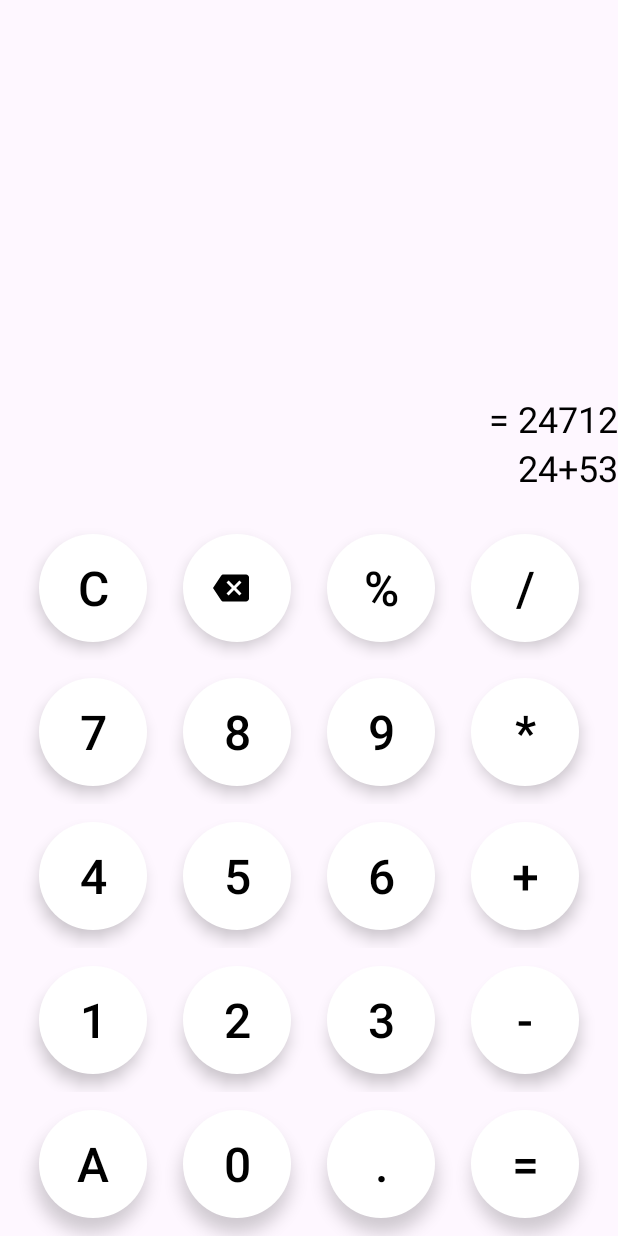
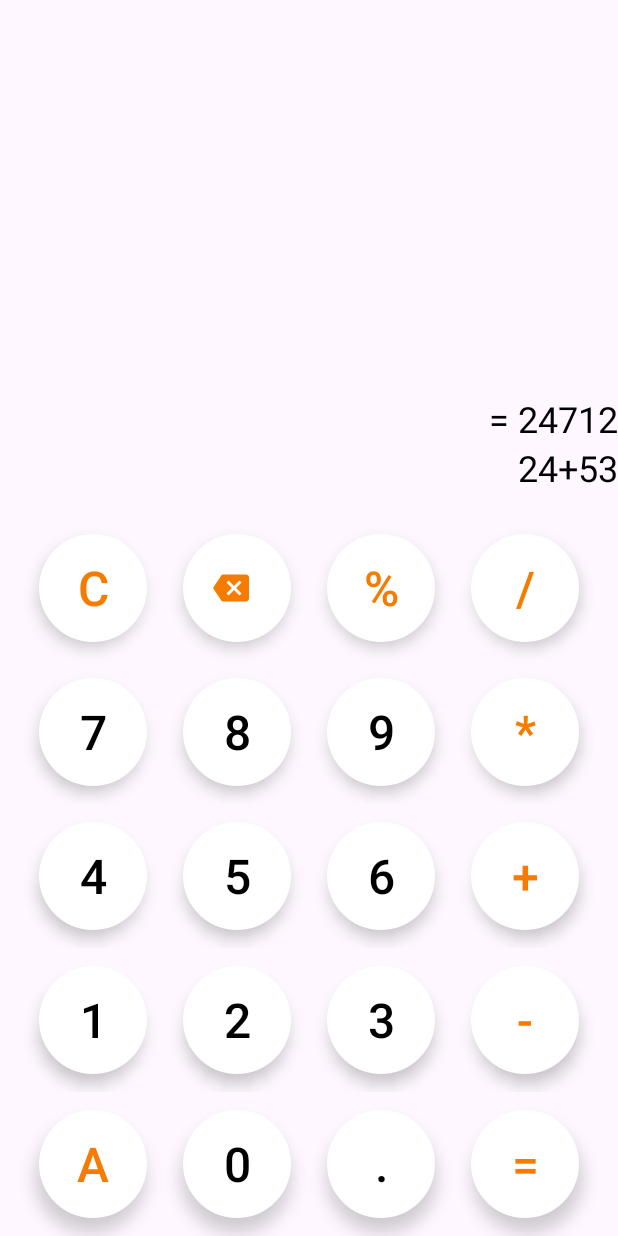
Before and after one commit to dev-satyamthakur/Basic-Calculator, an Android app: the screen it shows after launch (MainActivity), on a phone screen of 412 x 824 dp. Run offline under Robolectric (Android 15) with nearby library versions, the phone set to English and light mode, and no system bars.

Commit message:
Adding operator button style on operators

```diff
--- a/app/src/main/res/layout/activity_main.xml
+++ b/app/src/main/res/layout/activity_main.xml
@@ -48,20 +48,20 @@
             android:orientation="horizontal">
 
             <com.google.android.material.button.MaterialButton
-                style="@style/CommonButton"
+                style="@style/OperatorButton"
                 android:text="C" />
 
             <com.google.android.material.button.MaterialButton
-                style="@style/CommonButton"
+                style="@style/OperatorButton"
                 app:icon="@drawable/ic_back"
-                app:iconTint="@color/black"/>
+                app:iconTint="@color/orange"/>
 
             <com.google.android.material.button.MaterialButton
-                style="@style/CommonButton"
+                style="@style/OperatorButton"
                 android:text="%" />
 
             <com.google.android.material.button.MaterialButton
-                style="@style/CommonButton"
+                style="@style/OperatorButton"
                 android:text="/" />
 
         </LinearLayout>
@@ -85,7 +85,7 @@
                 android:text="9" />
 
             <com.google.android.material.button.MaterialButton
-                style="@style/CommonButton"
+                style="@style/OperatorButton"
                 android:text="*" />
 
         </LinearLayout>
@@ -109,7 +109,7 @@
                 android:text="6" />
 
             <com.google.android.material.button.MaterialButton
-                style="@style/CommonButton"
+                style="@style/OperatorButton"
                 android:text="+" />
 
         </LinearLayout>
@@ -133,7 +133,7 @@
                 android:text="3" />
 
             <com.google.android.material.button.MaterialButton
-                style="@style/CommonButton"
+                style="@style/OperatorButton"
                 android:text="-" />
 
         </LinearLayout>
@@ -145,7 +145,7 @@
             android:orientation="horizontal">
 
             <com.google.android.material.button.MaterialButton
-                style="@style/CommonButton"
+                style="@style/OperatorButton"
                 android:text="A" />
 
             <com.google.android.material.button.MaterialButton
@@ -157,7 +157,7 @@
                 android:text="." />
 
             <com.google.android.material.button.MaterialButton
-                style="@style/CommonButton"
+                style="@style/OperatorButton"
                 android:text="=" />
 
         </LinearLayout>
--- a/app/src/main/res/values/colors.xml
+++ b/app/src/main/res/values/colors.xml
@@ -2,4 +2,5 @@
 <resources>
     <color name="black">#FF000000</color>
     <color name="white">#FFFFFFFF</color>
+    <color name="orange">#F57C00</color>
 </resources>
--- a/app/src/main/res/values/themes.xml
+++ b/app/src/main/res/values/themes.xml
@@ -8,7 +8,7 @@
     <style name="Theme.BasicCalculator" parent="Base.Theme.BasicCalculator" />
 
     <style name="OperatorButton" parent="CommonButton">
-        <item name="android:textColor">@color/black</item>
+        <item name="android:textColor">@color/orange</item>
     </style>
 
     <style name="DigitButton" parent="CommonButton">
```
